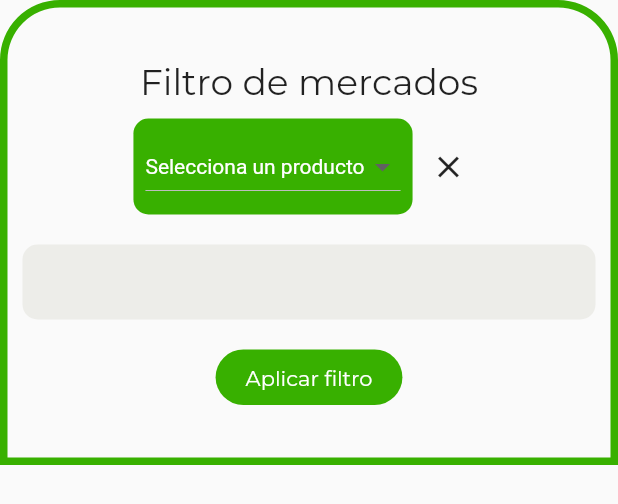
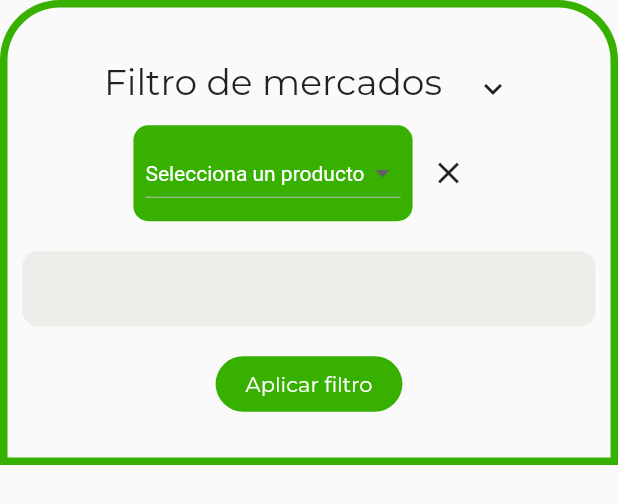
Before and after one commit to DiegoRB2001/Mercado_Cercano, a Flutter app: the FilterPage widget shown alone on an empty page, opened directly, on a phone screen of 412 x 824 dp. Shown: the top 504 px of the screen. Run offline on Flutter 3.47's test engine with Material 2 defaults, Android fonts, the phone set to English and light mode, and no system bars; our stand-ins replace cloud_firestore, firebase_core, firebase_storage, geocoding, geolocator, google_fonts and 2 more; accounts and stored records are empty.

Commit message:
Cambios en pestaña de filtro

```diff
--- a/lib/pages/filter_page.dart
+++ b/lib/pages/filter_page.dart
@@ -76,12 +76,23 @@ class _FilterPageState extends State<FilterPage> {
           child: Column(
             mainAxisAlignment: MainAxisAlignment.center,
             children: [
+              Row(
+                mainAxisAlignment: MainAxisAlignment.center,
+                children: [
                   const Padding(
                     padding: EdgeInsets.only(bottom: 10, left: 10, right: 10),
                     child: Text(
                       "Filtro de mercados",
                       style: TextStyle(fontSize: 24),
                     ),
+                  ),
+                  IconButton(
+                      onPressed: () {
+                        selected.clear();
+                        Navigator.pop(context, selected);
+                      },
+                      icon: const Icon(Icons.expand_more))
+                ],
               ),
               Row(
                 mainAxisAlignment: MainAxisAlignment.center,
```
Lines whose indentation alone changed are shown as unchanged.
